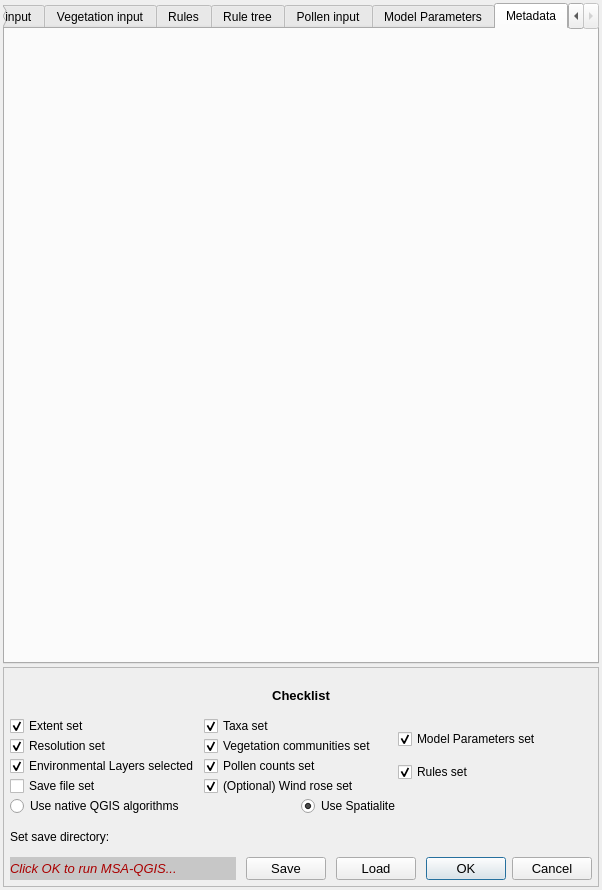
Above: MSA_QGIS_dialog_base.ui from ThyavdBerg/MSA-Q before the change. Below: the same form after it.
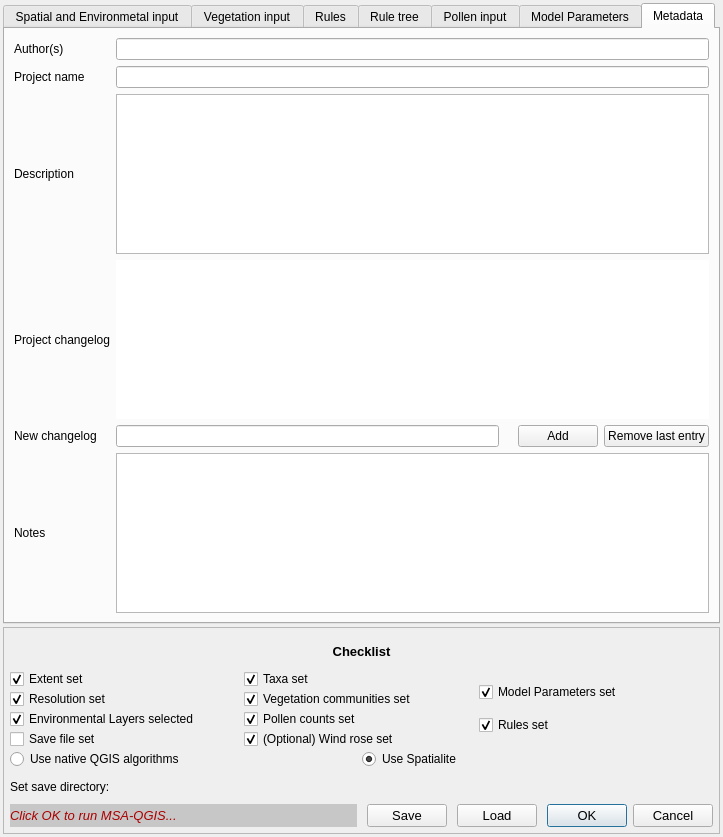
That is the form after the change. The open tabs and pages were chosen to show the change. Custom widgets are drawn as their Qt base class.

Diff of the .ui file:
```diff
--- a/MSA_QGIS_dialog_base.ui
+++ b/MSA_QGIS_dialog_base.ui
@@ -9,8 +9,8 @@
    <rect>
     <x>0</x>
     <y>0</y>
-    <width>602</width>
-    <height>890</height>
+    <width>723</width>
+    <height>837</height>
    </rect>
   </property>
   <property name="contextMenuPolicy">
@@ -1527,11 +1527,102 @@
        </widget>
        <widget class="QWidget" name="tab_metadata">
         <property name="enabled">
-         <bool>false</bool>
+         <bool>true</bool>
         </property>
         <attribute name="title">
          <string>Metadata</string>
         </attribute>
+        <layout class="QGridLayout" name="gridLayout_5">
+         <item row="0" column="0">
+          <widget class="QLabel" name="label_author">
+           <property name="text">
+            <string>Author(s)</string>
+           </property>
+          </widget>
+         </item>
+         <item row="0" column="1">
+          <widget class="QLineEdit" name="lineEdit_author"/>
+         </item>
+         <item row="1" column="0">
+          <widget class="QLabel" name="label_projectName">
+           <property name="text">
+            <string>Project name</string>
+           </property>
+          </widget>
+         </item>
+         <item row="1" column="1">
+          <widget class="QLineEdit" name="lineEdit_projectName"/>
+         </item>
+         <item row="2" column="0">
+          <widget class="QLabel" name="label_description">
+           <property name="text">
+            <string>Description</string>
+           </property>
+          </widget>
+         </item>
+         <item row="2" column="1">
+          <widget class="QPlainTextEdit" name="plainTextEdit_description"/>
+         </item>
+         <item row="3" column="0">
+          <widget class="QLabel" name="label_changeLog">
+           <property name="text">
+            <string>Project changelog</string>
+           </property>
+          </widget>
+         </item>
+         <item row="4" column="0">
+          <widget class="QLabel" name="label_newChangeLog">
+           <property name="text">
+            <string>New changelog</string>
+           </property>
+          </widget>
+         </item>
+         <item row="4" column="1">
+          <layout class="QHBoxLayout" name="horizontalLayout_12">
+           <item>
+            <widget class="QLineEdit" name="lineEdit_changeLog"/>
+           </item>
+           <item>
+            <widget class="QLabel" name="label_changeLogDate">
+             <property name="text">
+              <string/>
+             </property>
+            </widget>
+           </item>
+           <item>
+            <widget class="QPushButton" name="pushButton_addChangeLog">
+             <property name="text">
+              <string>Add</string>
+             </property>
+            </widget>
+           </item>
+           <item>
+            <widget class="QPushButton" name="pushButton_removeChangeLog">
+             <property name="text">
+              <string>Remove last entry</string>
+             </property>
+            </widget>
+           </item>
+          </layout>
+         </item>
+         <item row="5" column="0">
+          <widget class="QLabel" name="label_notes">
+           <property name="text">
+            <string>Notes</string>
+           </property>
+          </widget>
+         </item>
+         <item row="5" column="1">
+          <widget class="QPlainTextEdit" name="plainTextEdit_notes"/>
+         </item>
+         <item row="3" column="1">
+          <widget class="QListWidget" name="listWidget_changeLog">
+           <property name="frameShape">
+            <enum>QFrame::NoFrame</enum>
+           </property>
+          </widget>
+         </item>
+        </layout>
        </widget>
       </widget>
      </item>
@@ -1550,8 +1641,8 @@
        <rect>
         <x>0</x>
         <y>0</y>
-        <width>577</width>
-        <height>226</height>
+        <width>694</width>
+        <height>244</height>
        </rect>
       </property>
       <layout class="QHBoxLayout" name="horizontalLayout_20" stretch="0">
```
Left out of the diff: 124 changed lines with no effect on the pictures.
